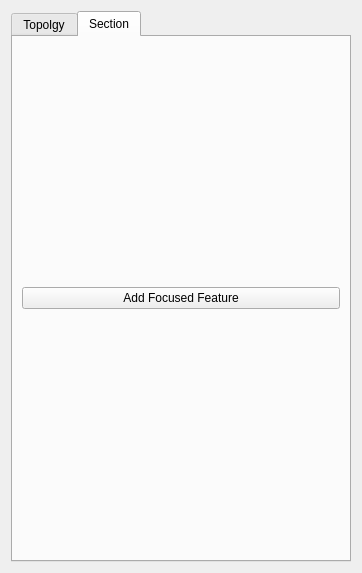
Qt form src/qt-widgets/TopologyToolsWidgetUi.ui (GPlates/GPlates) before a commit.
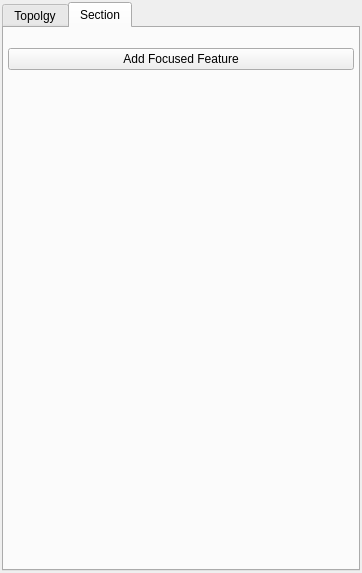
The same form after that commit. The open tabs and pages were chosen to show the change.

Commit message: (platepolygon) Adjusted layout of TopologyToolsWidget so we can mix and match Designer elements with programmatically-added ones.

Diff of the .ui file:
```diff
--- a/src/qt-widgets/TopologyToolsWidgetUi.ui
+++ b/src/qt-widgets/TopologyToolsWidgetUi.ui
@@ -12,7 +12,22 @@
   <property name="windowTitle" >
    <string>TopologyToolsWidget</string>
   </property>
-  <layout class="QVBoxLayout" name="verticalLayout" >
+  <layout class="QVBoxLayout" >
+   <property name="spacing" >
+    <number>2</number>
+   </property>
+   <property name="leftMargin" >
+    <number>2</number>
+   </property>
+   <property name="topMargin" >
+    <number>2</number>
+   </property>
+   <property name="rightMargin" >
+    <number>2</number>
+   </property>
+   <property name="bottomMargin" >
+    <number>2</number>
+   </property>
    <item>
     <widget class="QTabWidget" name="tabwidget_main" >
      <property name="currentIndex" >
@@ -125,17 +140,48 @@
       <attribute name="title" >
        <string>Section</string>
       </attribute>
-      <layout class="QVBoxLayout" name="verticalLayout_3" >
+      <layout class="QVBoxLayout" >
+       <property name="leftMargin" >
+        <number>4</number>
+       </property>
+       <property name="topMargin" >
+        <number>4</number>
+       </property>
+       <property name="rightMargin" >
+        <number>4</number>
+       </property>
+       <property name="bottomMargin" >
+        <number>4</number>
+       </property>
        <item>
-        <layout class="QVBoxLayout" name="layout_section" >
-         <item>
-          <widget class="QPushButton" name="button_add_feature" >
-           <property name="text" >
-            <string>Add Focused Feature</string>
-           </property>
-          </widget>
-         </item>
-        </layout>
+        <widget class="QWidget" native="1" name="widget_feature_summary_placeholder" >
+         <property name="minimumSize" >
+          <size>
+           <width>10</width>
+           <height>10</height>
+          </size>
+         </property>
+        </widget>
+       </item>
+       <item>
+        <widget class="QPushButton" name="button_add_feature" >
+         <property name="text" >
+          <string>Add Focused Feature</string>
+         </property>
+        </widget>
+       </item>
+       <item>
+        <spacer>
+         <property name="orientation" >
+          <enum>Qt::Vertical</enum>
+         </property>
+         <property name="sizeHint" >
+          <size>
+           <width>20</width>
+           <height>40</height>
+          </size>
+         </property>
+        </spacer>
        </item>
       </layout>
      </widget>
```
Left out of the diff: 6 changed lines with no effect on the pictures. The commit also changes 2 other files.
